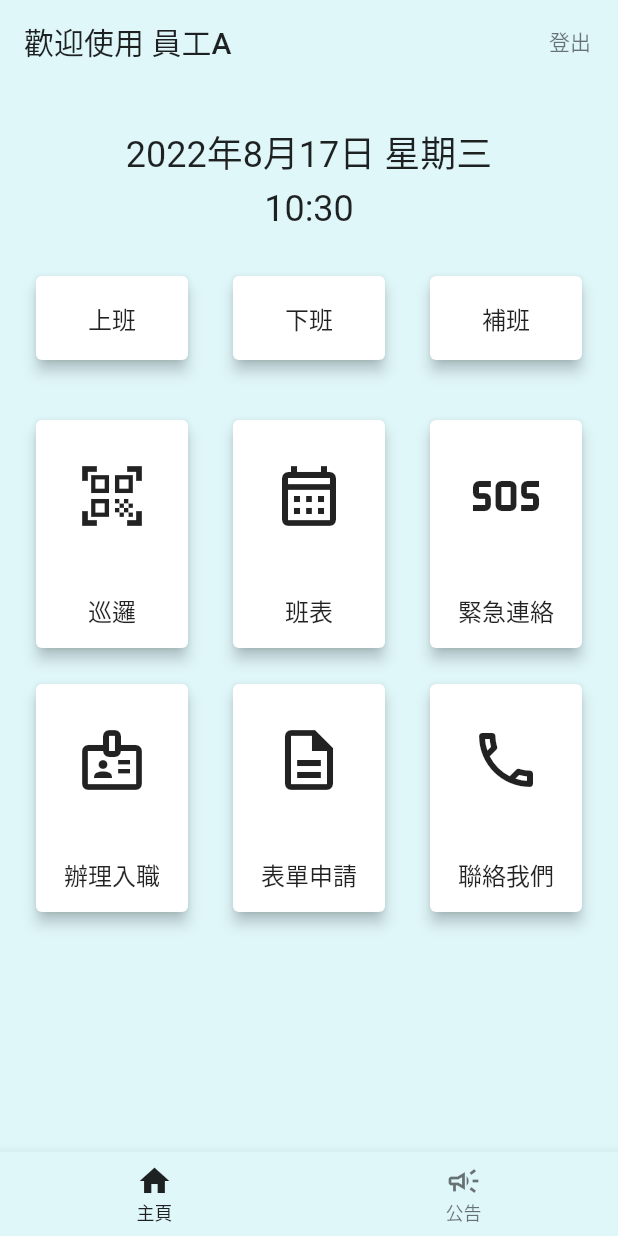
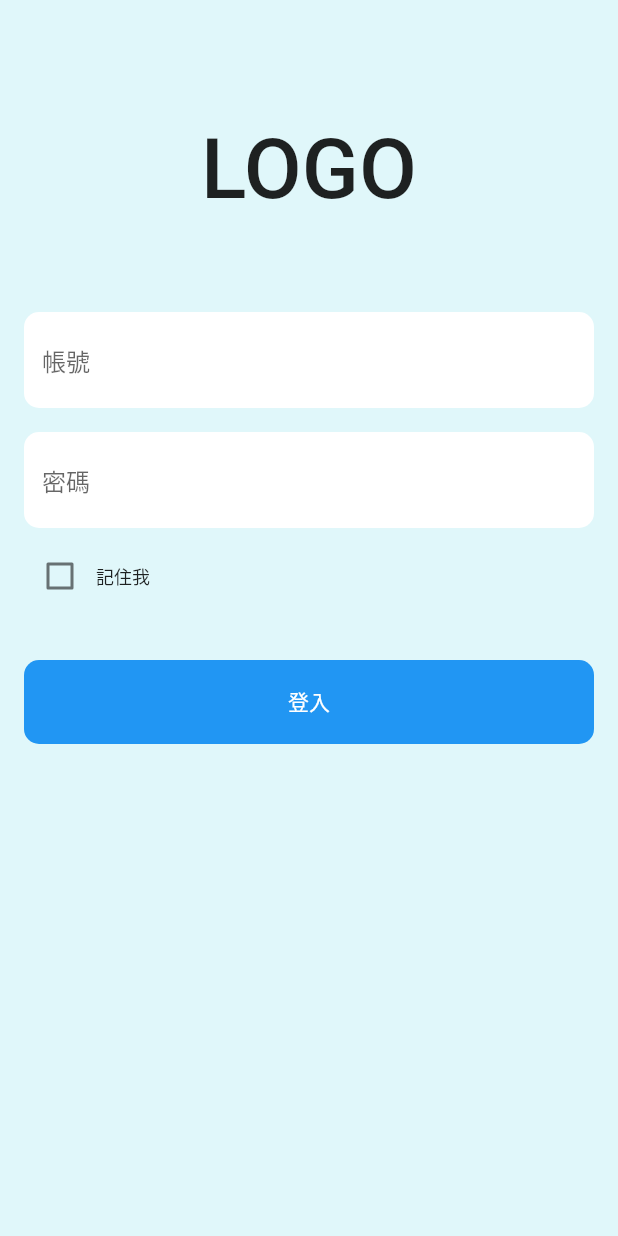
Before and after one commit to eason4best/Patrol-App-for-Wanyu-Security, a Flutter app: the screen it shows after launch, on a phone screen of 412 x 824 dp. Run offline on Flutter 3.47's test engine with Material 2 defaults, Android fonts, the phone set to English and light mode, and no system bars; missing offline and left inert: mobile_scanner.

Commit message:
UI Improve

```diff
--- a/lib/bloc/home_screen_bloc.dart
+++ b/lib/bloc/home_screen_bloc.dart
@@ -2,34 +2,17 @@ import 'package:flutter/material.dart';
 import 'package:security_wanyu/enum/main_functions.dart';
 import 'package:security_wanyu/enum/punch_cards.dart';
 import 'package:security_wanyu/screen/contact_us_screen.dart';
+import 'package:security_wanyu/screen/login_screen.dart';
+import 'package:security_wanyu/screen/makeup_screen.dart';
 import 'package:security_wanyu/screen/sos_screen.dart';
 import 'package:security_wanyu/screen/onboard_screen.dart';
 import 'package:security_wanyu/screen/shift_screen.dart';
-import 'package:security_wanyu/screen/start_patrol_screen.dart';
+import 'package:security_wanyu/screen/patrol_screen.dart';
 import 'package:security_wanyu/screen/form_apply_screen.dart';
 
 class HomeScreenBloc {
   final BuildContext context;
   HomeScreenBloc({required this.context});
-
-  String currentDateString() {
-    final currentDate = DateTime.now();
-    final year = currentDate.year;
-    final month = currentDate.month;
-    final day = currentDate.day;
-    final weekday = currentDate.weekday;
-    const weekdayInCH = ['ㄧ', '二', '三', '四', '五', '六', '日'];
-    return '$year年$month月$day日 星期${weekdayInCH[weekday - 1]}';
-  }
-
-  String currentTimeString() {
-    final currentDate = DateTime.now();
-    final hour =
-        currentDate.hour < 10 ? '0${currentDate.hour}' : currentDate.hour;
-    final minute =
-        currentDate.minute < 10 ? '0${currentDate.minute}' : currentDate.minute;
-    return '$hour:$minute';
-  }
 
   VoidCallback onPunchCardsPressed(PunchCards punchCards) {
     switch (punchCards) {
@@ -43,7 +26,8 @@ class HomeScreenBloc {
             ));
       case PunchCards.makeUp:
         return () => Navigator.of(context).push(MaterialPageRoute(
-              builder: (context) => Container(),
+              fullscreenDialog: true,
+              builder: (context) => const MakeUpScreen(),
             ));
     }
   }
@@ -52,7 +36,7 @@ class HomeScreenBloc {
     switch (mainFunction) {
       case MainFunctions.startPatrol:
         return () => Navigator.of(context).push(MaterialPageRoute(
-              builder: (context) => StartPatrolScreen.create(),
+              builder: (context) => PatrolScreen.create(),
             ));
       case MainFunctions.shift:
         return () => Navigator.of(context).push(MaterialPageRoute(
@@ -118,7 +102,10 @@ class HomeScreenBloc {
     }
   }
 
-  void signOut() {}
+  void signOut() {
+    Navigator.of(context).pushReplacement(
+        MaterialPageRoute(builder: (context) => const LoginScreen()));
+  }
 
   void dispose() {}
 }
--- a/lib/bloc/start_patrol_screen_bloc.dart
+++ b/lib/bloc/patrol_screen_bloc.dart
@@ -1,10 +1,10 @@
 import 'package:flutter/material.dart';
 import 'package:mobile_scanner/mobile_scanner.dart';
 
-class StartPatrolScreenBloc {
+class PatrolScreenBloc {
   final BuildContext context;
   late MobileScannerController _scannerController;
-  StartPatrolScreenBloc({required this.context}) {
+  PatrolScreenBloc({required this.context}) {
     _scannerController = MobileScannerController();
   }
 
--- a/lib/enum/punch_cards.dart
+++ b/lib/enum/punch_cards.dart
@@ -12,7 +12,7 @@ enum PunchCards {
       case PunchCards.getOff:
         return '下班';
       case PunchCards.makeUp:
-        return '補班';
+        return '補卡';
     }
   }
 }
--- a/lib/main.dart
+++ b/lib/main.dart
@@ -1,5 +1,5 @@
 import 'package:flutter/material.dart';
-import 'package:security_wanyu/screen/base_screen.dart';
+import 'package:security_wanyu/screen/login_screen.dart';
 
 void main() {
   runApp(const MyApp());
@@ -21,7 +21,7 @@ class MyApp extends StatelessWidget {
         scaffoldBackgroundColor: Colors.cyan.shade50,
       ),
       debugShowCheckedModeBanner: false,
-      home: const BaseScreen(),
+      home: const LoginScreen(),
     );
   }
 }
--- a/lib/screen/home_screen.dart
+++ b/lib/screen/home_screen.dart
@@ -3,6 +3,7 @@ import 'package:provider/provider.dart';
 import 'package:security_wanyu/bloc/home_screen_bloc.dart';
 import 'package:security_wanyu/enum/main_functions.dart';
 import 'package:security_wanyu/enum/punch_cards.dart';
+import 'package:security_wanyu/utils.dart';
 import 'package:security_wanyu/widget/main_function_widget.dart';
 import 'package:security_wanyu/widget/punch_card_widget.dart';
 
@@ -41,7 +42,7 @@ class HomeScreen extends StatelessWidget {
             Container(
               margin: const EdgeInsets.only(top: 36),
               child: Text(
-                bloc.currentDateString(),
+                Utils.currentDateString(),
                 style:
                     Theme.of(context).textTheme.headline5!.copyWith(height: 1),
               ),
@@ -49,7 +50,7 @@ class HomeScreen extends StatelessWidget {
             Container(
               margin: const EdgeInsets.only(top: 12),
               child: Text(
-                bloc.currentTimeString(),
+                Utils.currentTimeString(),
                 style:
                     Theme.of(context).textTheme.headline5!.copyWith(height: 1),
               ),
--- /dev/null
+++ b/lib/screen/login_screen.dart
@@ -0,0 +1,89 @@
+import 'package:flutter/material.dart';
+import 'package:security_wanyu/screen/base_screen.dart';
+import 'package:security_wanyu/widget/login_form_widget.dart';
+
+class LoginScreen extends StatefulWidget {
+  const LoginScreen({Key? key}) : super(key: key);
+
+  @override
+  State<LoginScreen> createState() => _LoginScreenState();
+}
+
+class _LoginScreenState extends State<LoginScreen> {
+  bool _isChecked = false;
+  @override
+  Widget build(BuildContext context) {
+    return Scaffold(
+      appBar: AppBar(),
+      body: SingleChildScrollView(
+        child: Center(
+          child: Padding(
+            padding: const EdgeInsets.symmetric(horizontal: 16),
+            child: Column(
+              children: [
+                Container(
+                  margin: const EdgeInsets.only(top: 32),
+                  child: Text(
+                    'LOGO',
+                    style: Theme.of(context).textTheme.headline2!.copyWith(
+                          color: Colors.black87,
+                          fontWeight: FontWeight.w500,
+                          height: 1,
+                        ),
+                  ),
+                ),
+                Container(
+                  margin: const EdgeInsets.only(top: 64),
+                  child: const LoginFormWidget(),
+                ),
+                Container(
+                  margin: const EdgeInsets.only(top: 8),
+                  child: Row(
+                    children: [
+                      Checkbox(
+                        value: _isChecked,
+                        onChanged: (isChecked) => setState(() {
+                          _isChecked = isChecked!;
+                        }),
+                      ),
+                      Text(
+                        '記住我',
+                        style: Theme.of(context)
+                            .textTheme
+                            .caption!
+                            .copyWith(color: Colors.black87),
+                      )
+                    ],
+                  ),
+                ),
+                Container(
+                  margin: const EdgeInsets.only(top: 32),
+                  child: ElevatedButton(
+                    onPressed: () => Navigator.of(context).pushReplacement(
+                      MaterialPageRoute(
+                        builder: (context) => const BaseScreen(),
+                      ),
+                    ),
+                    style: ButtonStyle(
+                      elevation: MaterialStateProperty.all(0.0),
+                      shape: MaterialStateProperty.all(
+                        RoundedRectangleBorder(
+                          borderRadius: BorderRadius.circular(10.0),
+                        ),
+                      ),
+                    ),
+                    child: SizedBox(
+                      width: MediaQuery.of(context).size.width - 32,
+                      height: 56,
+                      child: const Center(child: Text('登入')),
+                    ),
+                  ),
+                )
+              ],
+            ),
+          ),
+        ),
+      ),
+    );
+  }
+}
--- /dev/null
+++ b/lib/widget/login_form_widget.dart
@@ -0,0 +1,74 @@
+import 'package:flutter/material.dart';
+
+class LoginFormWidget extends StatefulWidget {
+  const LoginFormWidget({Key? key}) : super(key: key);
+
+  @override
+  State<LoginFormWidget> createState() => _LoginFormWidgetState();
+}
+
+class _LoginFormWidgetState extends State<LoginFormWidget> {
+  final _formKey = GlobalKey<FormState>();
+
+  @override
+  Widget build(BuildContext context) {
+    return Form(
+        key: _formKey,
+        child: Column(
+          children: [
+            TextFormField(
+              keyboardType: TextInputType.visiblePassword,
+              decoration: InputDecoration(
+                hintText: '帳號',
+                filled: true,
+                fillColor: Colors.white,
+                enabledBorder: OutlineInputBorder(
+                  borderSide: const BorderSide(color: Colors.transparent),
+                  borderRadius: BorderRadius.circular(10.0),
+                ),
+                focusedBorder: OutlineInputBorder(
+                  borderSide: const BorderSide(color: Colors.transparent),
+                  borderRadius: BorderRadius.circular(10.0),
+                ),
+                disabledBorder: OutlineInputBorder(
+                  borderSide: const BorderSide(color: Colors.transparent),
+                  borderRadius: BorderRadius.circular(10.0),
+                ),
+                errorBorder: OutlineInputBorder(
+                  borderSide: const BorderSide(color: Colors.transparent),
+                  borderRadius: BorderRadius.circular(10.0),
+                ),
+              ),
+            ),
+            Container(
+              margin: const EdgeInsets.only(top: 16),
+              child: TextFormField(
+                keyboardType: TextInputType.visiblePassword,
+                obscureText: true,
+                decoration: InputDecoration(
+                  hintText: '密碼',
+                  filled: true,
+                  fillColor: Colors.white,
+                  enabledBorder: OutlineInputBorder(
+                    borderSide: const BorderSide(color: Colors.transparent),
+                    borderRadius: BorderRadius.circular(10.0),
+                  ),
+                  focusedBorder: OutlineInputBorder(
+                    borderSide: const BorderSide(color: Colors.transparent),
+                    borderRadius: BorderRadius.circular(10.0),
+                  ),
+                  disabledBorder: OutlineInputBorder(
+                    borderSide: const BorderSide(color: Colors.transparent),
+                    borderRadius: BorderRadius.circular(10.0),
+                  ),
+                  errorBorder: OutlineInputBorder(
+                    borderSide: const BorderSide(color: Colors.transparent),
+                    borderRadius: BorderRadius.circular(10.0),
+                  ),
+                ),
+              ),
+            ),
+          ],
+        ));
+  }
+}
```
Also changed, not shown: lib/screen/company_announcement_tab.dart (+12 -6 lines), lib/screen/individual_notification_tab.dart (+12 -6 lines), lib/screen/makeup_screen.dart (added, +60 -0 lines), lib/screen/patrol_screen.dart (added, +130 -0 lines), lib/screen/start_patrol_screen.dart (deleted, +0 -37 lines), lib/utils.dart (added, +20 -0 lines).
